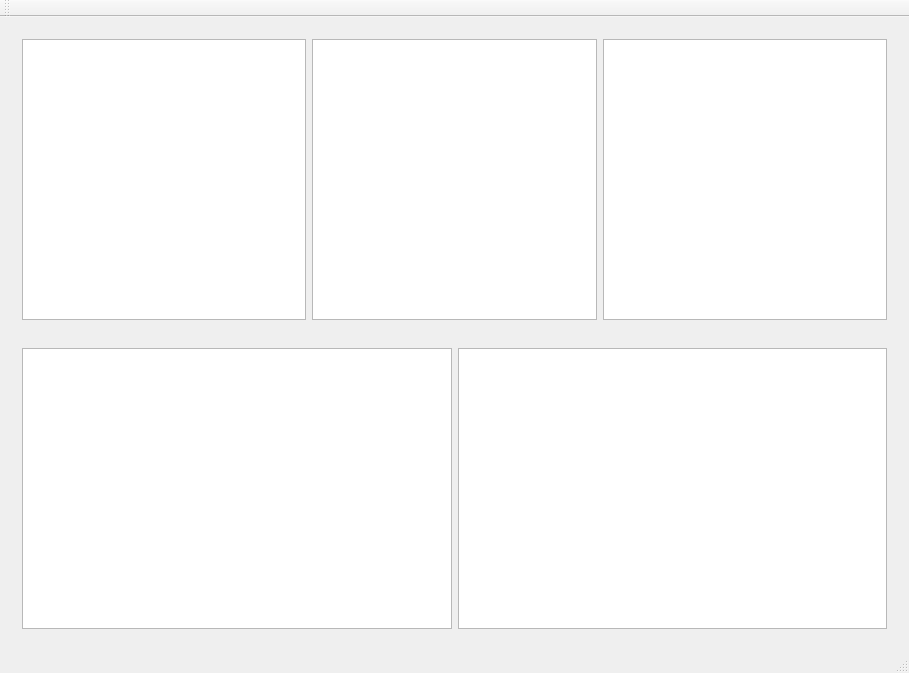
Qt form Mainwindow/mainwindow.ui (Drakenhielm/Biobokningssystem) before a commit.
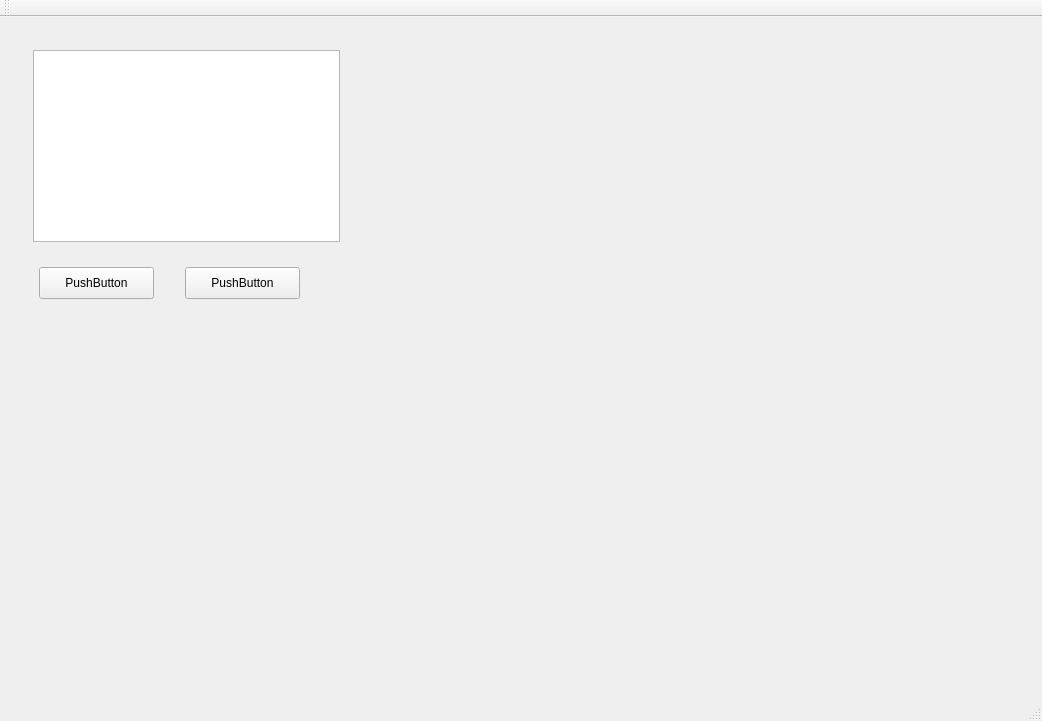
The same form after that commit.

```diff
--- a/Mainwindow/mainwindow.ui
+++ b/Mainwindow/mainwindow.ui
@@ -6,8 +6,8 @@
    <rect>
     <x>0</x>
     <y>0</y>
-    <width>909</width>
-    <height>673</height>
+    <width>1042</width>
+    <height>721</height>
    </rect>
   </property>
   <property name="windowTitle">
@@ -16,28 +16,102 @@
   <widget class="QWidget" name="centralWidget">
    <layout class="QVBoxLayout" name="verticalLayout">
     <item>
-     <widget class="QWidget" name="widget" native="true">
+     <widget class="QWidget" name="widget_top" native="true">
+      <property name="sizePolicy">
+       <sizepolicy hsizetype="Preferred" vsizetype="Expanding">
+        <horstretch>0</horstretch>
+        <verstretch>0</verstretch>
+       </sizepolicy>
+      </property>
       <layout class="QHBoxLayout" name="horizontalLayout_2">
        <item>
-        <widget class="QTableView" name="tableView_filmer"/>
+        <widget class="QWidget" name="widget_movies" native="true">
+         <property name="sizePolicy">
+          <sizepolicy hsizetype="Expanding" vsizetype="Expanding">
+           <horstretch>0</horstretch>
+           <verstretch>0</verstretch>
+          </sizepolicy>
+         </property>
+         <layout class="QVBoxLayout" name="verticalLayout_2">
+          <item>
+           <widget class="QTableView" name="tableView"/>
+          </item>
+          <item>
+           <widget class="QWidget" name="widget" native="true">
+            <property name="sizePolicy">
+             <sizepolicy hsizetype="Expanding" vsizetype="Expanding">
+              <horstretch>0</horstretch>
+              <verstretch>0</verstretch>
+             </sizepolicy>
+            </property>
+            <widget class="QPushButton" name="pushButton">
+             <property name="geometry">
+              <rect>
+               <x>6</x>
+               <y>19</y>
+               <width>115</width>
+               <height>32</height>
+              </rect>
+             </property>
+             <property name="text">
+              <string>PushButton</string>
+             </property>
+            </widget>
+            <widget class="QPushButton" name="pushButton_2">
+             <property name="geometry">
+              <rect>
+               <x>152</x>
+               <y>19</y>
+               <width>115</width>
+               <height>32</height>
+              </rect>
+             </property>
+             <property name="text">
+              <string>PushButton</string>
+             </property>
+            </widget>
+           </widget>
+          </item>
+         </layout>
+        </widget>
        </item>
        <item>
-        <widget class="QTableView" name="tableView_visningar"/>
+        <widget class="QWidget" name="widget_shows" native="true">
+         <property name="sizePolicy">
+          <sizepolicy hsizetype="Expanding" vsizetype="Expanding">
+           <horstretch>0</horstretch>
+           <verstretch>0</verstretch>
+          </sizepolicy>
+         </property>
+        </widget>
        </item>
        <item>
-        <widget class="QTextBrowser" name="textBrowser"/>
+        <widget class="QWidget" name="widget_info" native="true">
+         <property name="sizePolicy">
+          <sizepolicy hsizetype="Expanding" vsizetype="Expanding">
+           <horstretch>0</horstretch>
+           <verstretch>0</verstretch>
+          </sizepolicy>
+         </property>
+        </widget>
        </item>
       </layout>
      </widget>
     </item>
     <item>
-     <widget class="QWidget" name="widget_2" native="true">
+     <widget class="QWidget" name="widget_down" native="true">
+      <property name="sizePolicy">
+       <sizepolicy hsizetype="Preferred" vsizetype="Expanding">
+        <horstretch>0</horstretch>
+        <verstretch>0</verstretch>
+       </sizepolicy>
+      </property>
       <layout class="QHBoxLayout" name="horizontalLayout">
        <item>
-        <widget class="QTableView" name="tableView_3"/>
+        <widget class="QWidget" name="widget_3" native="true"/>
        </item>
        <item>
-        <widget class="QTableView" name="tableView_4"/>
+        <widget class="QWidget" name="widget_4" native="true"/>
        </item>
       </layout>
      </widget>
```
Left out of the diff: 2 changed lines with no effect on the pictures.
